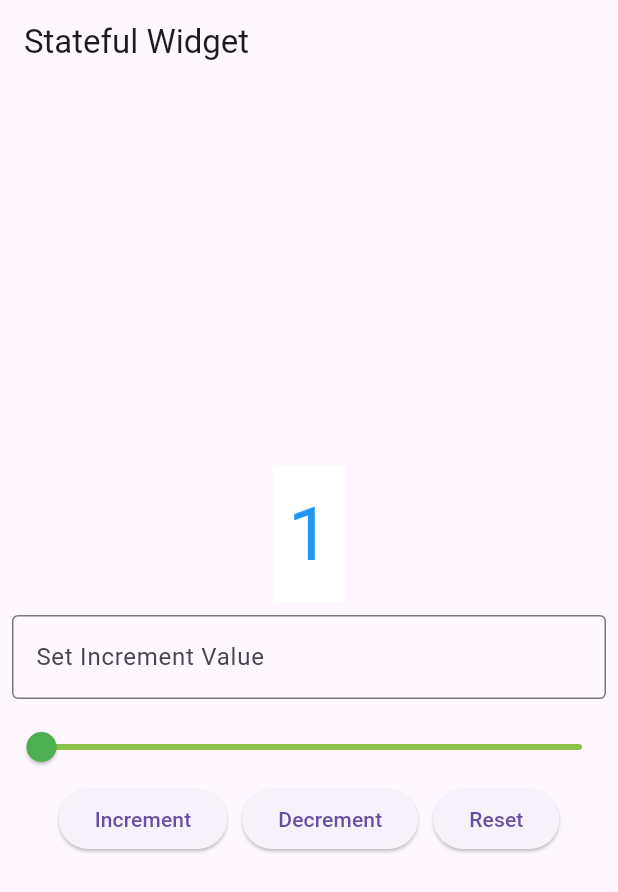
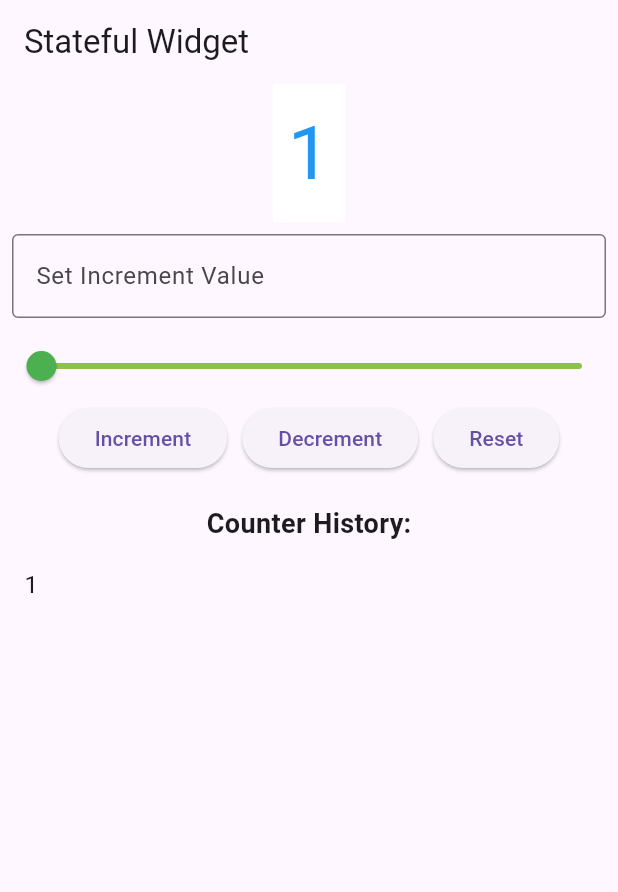
Before and after one commit to slowwwwpoke/counter, a Flutter app: the screen it shows after launch, after a tap on "Increment", on a phone screen of 412 x 824 dp. Shown: the top 892 px of the screen. Run offline on Flutter 3.47's test engine with Material 3 defaults, Android fonts, the phone set to English and light mode, and no system bars.

Commit message:
added counter history

```diff
--- a/lib/main.dart
+++ b/lib/main.dart
@@ -27,6 +27,7 @@ class _CounterWidgetState extends State<CounterWidget> {
   final int _maxValue = 100;
   final TextEditingController _controller = TextEditingController();
   String _message = "";
+  List<int> _counterHistory = [];
 
   Color _getCounterColor() {
     if (_counter == 0) {
@@ -42,6 +43,7 @@ class _CounterWidgetState extends State<CounterWidget> {
     setState(() {
       if (_counter > 0) {
         _counter--;
+        _counterHistory.add(_counter);
         _message = "";
       }
     });
@@ -50,6 +52,7 @@ class _CounterWidgetState extends State<CounterWidget> {
   void _reset() {
     setState(() {
       _counter = 0;
+      _counterHistory.add(_counter);
       _message = "";
     });
   }
@@ -67,6 +70,7 @@ class _CounterWidgetState extends State<CounterWidget> {
     setState(() {
       if (_counter + _incrementValue <= _maxValue) {
         _counter += _incrementValue;
+        _counterHistory.add(_counter);
         _message = "";
       } else {
         _counter = _maxValue;
@@ -145,6 +149,18 @@ class _CounterWidgetState extends State<CounterWidget> {
               ),
             ],
           ),
+          SizedBox(height: 20),
+          Text("Counter History:", style: TextStyle(fontSize: 18, fontWeight: FontWeight.bold)),
+          Expanded(
+            child: ListView.builder(
+              itemCount: _counterHistory.length,
+              itemBuilder: (context, index) {
+                return ListTile(
+                  title: Text("${_counterHistory[index]}", style: TextStyle(fontSize: 16)),
+                );
+              },
+            ),
+          ),
         ],
       ),
     );
```
